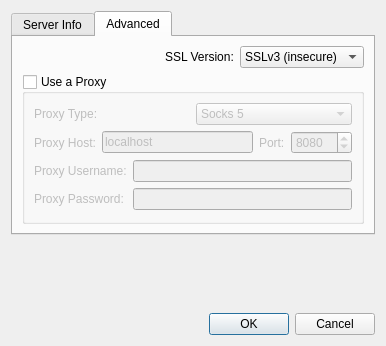
quassel/quassel, file src/qtui/settingspages/servereditdlg.ui: the form before one commit.
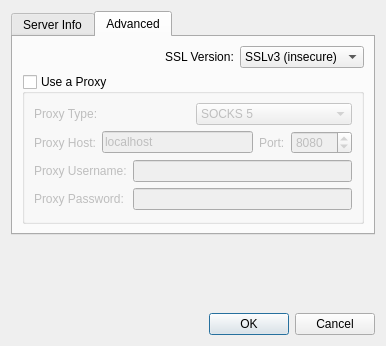
The form after the commit. The open tabs and pages were chosen to show the change. Icons and pictures are not drawn.

Patch:
```diff
--- a/src/qtui/settingspages/servereditdlg.ui
+++ b/src/qtui/settingspages/servereditdlg.ui
@@ -193,7 +193,7 @@
              <widget class="QComboBox" name="proxyType">
               <item>
                <property name="text">
-                <string>Socks 5</string>
+                <string>SOCKS 5</string>
                </property>
               </item>
               <item>
```
